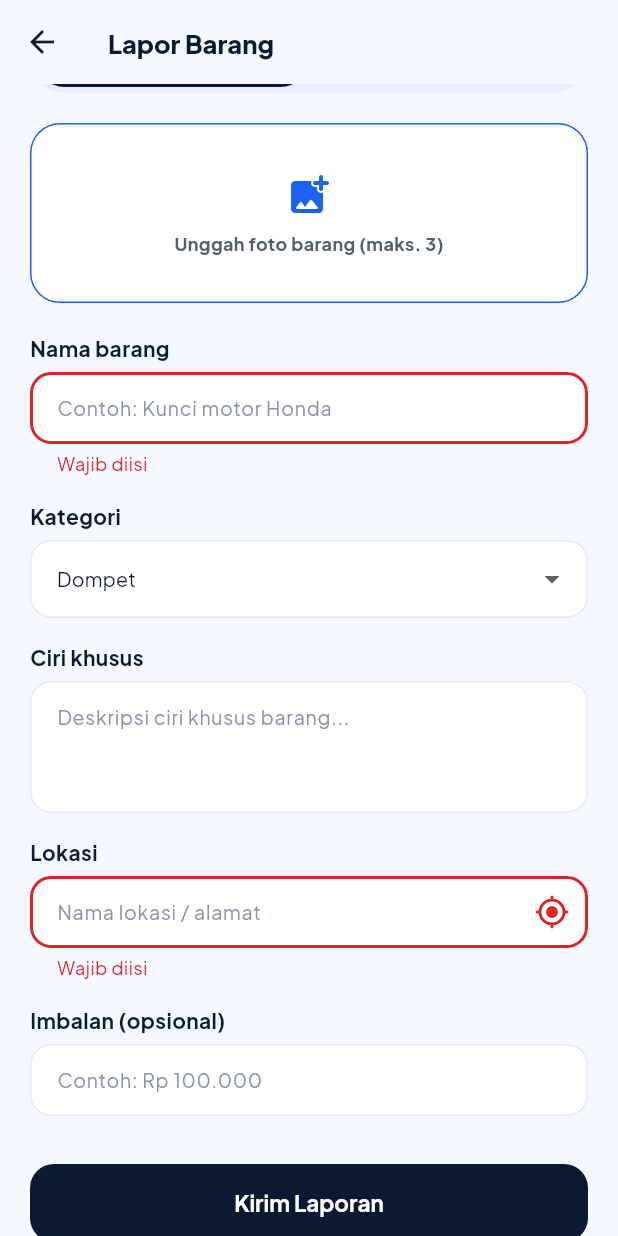
After one commit to Adityabeckham/FoundItApps, a Flutter app: the ReportFormScreen screen opened by its route, scrolled down 60 dp, after a tap on "Kirim Laporan", on a phone screen of 412 x 824 dp. The commit adds this screen. Run offline on Flutter 3.47's test engine with Material 3 defaults, Android fonts, the phone set to English and light mode, and no system bars; our stand-ins replace cloud_firestore, firebase_auth, firebase_core, firebase_storage, geolocator, google_sign_in and 1 more; accounts and stored records are empty.

Commit message:
feat: implement report form (lost/found) with validation and Firestore

```diff
--- a/lib/screens/dashboard_screen.dart
+++ b/lib/screens/dashboard_screen.dart
@@ -115,6 +115,10 @@ class _DashboardScreenState extends State<DashboardScreen> {
             AppBottomNav(
               selectedIndex: _navIndex,
               onTap: (index) {
+                if (index == 2) {
+                  Navigator.pushNamed(context, '/report');
+                  return;
+                }
                 if (index == 4) {
                   Navigator.pushNamed(context, '/profile');
                   return;
--- /dev/null
+++ b/lib/screens/report_form_screen.dart
@@ -0,0 +1,500 @@
+import 'dart:io';
+
+import 'package:cloud_firestore/cloud_firestore.dart';
+import 'package:firebase_auth/firebase_auth.dart';
+import 'package:firebase_storage/firebase_storage.dart';
+import 'package:flutter/foundation.dart';
+import 'package:flutter/material.dart';
+import 'package:geolocator/geolocator.dart';
+import 'package:image_picker/image_picker.dart';
+
+import '../data/firestore_collections.dart';
+import '../models/item_report.dart';
+import '../theme/app_colors.dart';
+import '../theme/app_spacing.dart';
+import '../theme/app_text_styles.dart';
+
+/// Form laporan barang hilang/ditemukan.
+class ReportFormScreen extends StatefulWidget {
+  const ReportFormScreen({super.key});
+
+  @override
+  State<ReportFormScreen> createState() => _ReportFormScreenState();
+}
+
+class _ReportFormScreenState extends State<ReportFormScreen> {
+  final GlobalKey<FormState> _formKey = GlobalKey<FormState>();
+  final TextEditingController _titleController = TextEditingController();
+  final TextEditingController _descController = TextEditingController();
+  final TextEditingController _locationController = TextEditingController();
+  final TextEditingController _rewardController = TextEditingController();
+
+  final ImagePicker _picker = ImagePicker();
+  final List<XFile> _photos = <XFile>[];
+  bool _isLost = true;
+  String _category = 'Dompet';
+  double? _latitude;
+  double? _longitude;
+  bool _submitting = false;
+
+  final List<TextEditingController> _questionControllers =
+      <TextEditingController>[TextEditingController()];
+
+  static const List<String> _categories = <String>[
+    'Dompet',
+    'Kunci',
+    'Elektronik',
+    'Tas',
+    'Aksesoris',
+    'Lainnya',
+  ];
+
+  @override
+  void dispose() {
+    _titleController.dispose();
+    _descController.dispose();
+    _locationController.dispose();
+    _rewardController.dispose();
+    for (final TextEditingController c in _questionControllers) {
+      c.dispose();
+    }
+    super.dispose();
+  }
+
+  Future<void> _pickPhotos() async {
+    if (_photos.length >= 3) {
+      ScaffoldMessenger.of(context).showSnackBar(
+        const SnackBar(content: Text('Maksimal 3 foto.')),
+      );
+      return;
+    }
+    final List<XFile> picked = await _picker.pickMultiImage(imageQuality: 80);
+    if (picked.isEmpty) return;
+    setState(() {
+      for (final XFile f in picked) {
+        if (_photos.length < 3) _photos.add(f);
+      }
+    });
+  }
+
+  Future<void> _useCurrentLocation() async {
+    try {
+      LocationPermission permission = await Geolocator.checkPermission();
+      if (permission == LocationPermission.denied) {
+        permission = await Geolocator.requestPermission();
+      }
+      if (permission == LocationPermission.denied ||
+          permission == LocationPermission.deniedForever) {
+        if (mounted) {
+          ScaffoldMessenger.of(context).showSnackBar(
+            const SnackBar(content: Text('Izin lokasi ditolak.')),
+          );
+        }
+        return;
+      }
+      final Position pos = await Geolocator.getCurrentPosition();
+      setState(() {
+        _latitude = pos.latitude;
+        _longitude = pos.longitude;
+        _locationController.text =
+            'Lat ${pos.latitude.toStringAsFixed(5)}, Lng ${pos.longitude.toStringAsFixed(5)}';
+      });
+    } catch (e) {
+      if (mounted) {
+        ScaffoldMessenger.of(context).showSnackBar(
+          SnackBar(content: Text('Gagal mendapatkan lokasi: $e')),
+        );
+      }
+    }
+  }
+
+  void _addQuestion() {
+    if (_questionControllers.length >= 3) return;
+    setState(() => _questionControllers.add(TextEditingController()));
+  }
+
+  void _removeQuestion(int index) {
+    if (_questionControllers.length <= 1) return;
+    setState(() {
+      _questionControllers[index].dispose();
+      _questionControllers.removeAt(index);
+    });
+  }
+
+  Future<List<String>> _uploadPhotos(String itemId) async {
+    final List<String> urls = <String>[];
+    for (int i = 0; i < _photos.length; i++) {
+      final Reference ref = FirebaseStorage.instance
+          .ref()
+          .child('items/$itemId/photo_$i.jpg');
+      if (kIsWeb) {
+        final bytes = await _photos[i].readAsBytes();
+        await ref.putData(bytes, SettableMetadata(contentType: 'image/jpeg'));
+      } else {
+        await ref.putFile(File(_photos[i].path));
+      }
+      urls.add(await ref.getDownloadURL());
+    }
+    return urls;
+  }
+
+  Future<void> _submit() async {
+    if (!_formKey.currentState!.validate()) return;
+    if (_photos.isEmpty) {
+      ScaffoldMessenger.of(context).showSnackBar(
+        const SnackBar(content: Text('Unggah minimal 1 foto barang.')),
+      );
+      return;
+    }
+    if (!_isLost) {
+      final bool hasQuestion = _questionControllers.any(
+        (TextEditingController c) => c.text.trim().isNotEmpty,
+      );
+      if (!hasQuestion) {
+        ScaffoldMessenger.of(context).showSnackBar(
+          const SnackBar(
+            content: Text('Buat minimal 1 pertanyaan rahasia.'),
+          ),
+        );
+        return;
+      }
+    }
+
+    setState(() => _submitting = true);
+    try {
+      final String uid = FirebaseAuth.instance.currentUser?.uid ?? 'anon';
+      final DocumentReference<Map<String, dynamic>> docRef =
+          FirebaseFirestore.instance.collection(FirestoreCollections.items).doc();
+      final List<String> urls = await _uploadPhotos(docRef.id);
+      final List<String> questions = _isLost
+          ? const <String>[]
+          : _questionControllers
+              .map((TextEditingController c) => c.text.trim())
+              .where((String q) => q.isNotEmpty)
+              .toList();
+
+      await docRef.set(<String, dynamic>{
+        'title': _titleController.text.trim(),
+        'location': _locationController.text.trim(),
+        'latitude': _latitude,
+        'longitude': _longitude,
+        'imageAsset': urls.isNotEmpty ? urls.first : null,
+        'imageUrl': urls.isNotEmpty ? urls.first : null,
+        'isLost': _isLost,
+        'category': _category,
+        'status': ReportStatus.open,
+        'secretQuestions': questions,
+        'reward': _rewardController.text.trim().isEmpty
+            ? null
+            : _rewardController.text.trim(),
+        'timeAgo': 'Baru saja',
+        'createdAt': FieldValue.serverTimestamp(),
+        'createdBy': uid,
+        'description': _descController.text.trim(),
+      });
+
+      if (!mounted) return;
+      ScaffoldMessenger.of(context).showSnackBar(
+        const SnackBar(content: Text('Laporan berhasil disimpan.')),
+      );
+      Navigator.pop(context);
+    } catch (e) {
+      if (mounted) {
+        ScaffoldMessenger.of(context).showSnackBar(
+          SnackBar(content: Text('Gagal menyimpan: $e')),
+        );
+      }
+    } finally {
+      if (mounted) setState(() => _submitting = false);
+    }
+  }
+
+  @override
+  Widget build(BuildContext context) {
+    return Scaffold(
+      backgroundColor: AppColors.bgScreen,
+      appBar: AppBar(title: const Text('Lapor Barang')),
+      body: SafeArea(
+        child: Form(
+          key: _formKey,
+          child: ListView(
+            padding: const EdgeInsets.all(AppSpacing.s20),
+            children: [
+              // Tipe laporan
+              Container(
+                padding: const EdgeInsets.all(4),
+                decoration: BoxDecoration(
+                  color: AppColors.bgSubtle,
+                  borderRadius: BorderRadius.circular(999),
+                ),
+                child: Row(
+                  children: [
+                    Expanded(
+                      child: GestureDetector(
+                        onTap: () => setState(() => _isLost = true),
+                        child: Container(
+                          padding: const EdgeInsets.symmetric(vertical: 11),
+                          decoration: BoxDecoration(
+                            color: _isLost ? AppColors.bgInverse : null,
+                            borderRadius: BorderRadius.circular(999),
+                          ),
+                          child: Center(
+                            child: Text(
+                              'Hilang',
+                              style: AppTextStyles.labelM12Semi.copyWith(
+                                color: _isLost
+                                    ? AppColors.textOnBrand
+                                    : AppColors.textSecondary,
+                              ),
+                            ),
+                          ),
+                        ),
+                      ),
+                    ),
+                    Expanded(
+                      child: GestureDetector(
+                        onTap: () => setState(() => _isLost = false),
+                        child: Container(
+                          padding: const EdgeInsets.symmetric(vertical: 11),
+                          decoration: BoxDecoration(
+                            color: !_isLost ? AppColors.bgInverse : null,
+                            borderRadius: BorderRadius.circular(999),
+                          ),
+                          child: Center(
+                            child: Text(
+                              'Ditemukan',
+                              style: AppTextStyles.labelM12Semi.copyWith(
+                                color: !_isLost
+                                    ? AppColors.textOnBrand
+                                    : AppColors.textSecondary,
+                              ),
+                            ),
+                          ),
+                        ),
+                      ),
+                    ),
+                  ],
+                ),
+              ),
+              const SizedBox(height: AppSpacing.s20),
+              // Foto
+              GestureDetector(
+                onTap: _pickPhotos,
+                child: Container(
+                  height: 120,
+                  decoration: BoxDecoration(
+                    color: AppColors.bgSurface,
+                    borderRadius: AppRadius.xlAll,
+                    border: Border.all(
+                      color: AppColors.borderBrand,
+                      style: BorderStyle.solid,
+                    ),
+                  ),
+                  child: _photos.isEmpty
+                      ? Column(
+                          mainAxisAlignment: MainAxisAlignment.center,
+                          children: [
+                            const Icon(
+                              Icons.add_photo_alternate_rounded,
+                              size: 32,
+                              color: AppColors.primary,
+                            ),
+                            const SizedBox(height: AppSpacing.s8),
+                            Text(
+                              'Unggah foto barang (maks. 3)',
+                              style: AppTextStyles.labelM12.copyWith(
+                                color: AppColors.textSecondary,
+                              ),
+                            ),
+                          ],
+                        )
+                      : ListView.builder(
+                          scrollDirection: Axis.horizontal,
+                          padding: const EdgeInsets.all(AppSpacing.s8),
+                          itemCount: _photos.length,
+                          itemBuilder: (context, index) => Padding(
+                            padding:
+                                const EdgeInsets.only(right: AppSpacing.s8),
+                            child: ClipRRect(
+                              borderRadius: AppRadius.lgAll,
+                              child: Image.file(
+                                File(_photos[index].path),
+                                width: 100,
+                                height: 100,
+                                fit: BoxFit.cover,
+                                errorBuilder: (c, e, s) => Container(
+                                  width: 100,
+                                  height: 100,
+                                  color: AppColors.bgSubtle,
+                                  child: const Icon(Icons.broken_image),
+                                ),
+                              ),
+                            ),
+                          ),
+                        ),
+                ),
+              ),
+              const SizedBox(height: AppSpacing.s20),
+              // Nama barang
+              _fieldLabel('Nama barang'),
+              TextFormField(
+                controller: _titleController,
+                style: AppTextStyles.bodyM13,
+                decoration: const InputDecoration(
+                  hintText: 'Contoh: Kunci motor Honda',
+                ),
+                validator: (String? v) =>
+                    (v == null || v.trim().isEmpty) ? 'Wajib diisi' : null,
+              ),
+              const SizedBox(height: AppSpacing.s16),
+              // Kategori
+              _fieldLabel('Kategori'),
+              DropdownButtonFormField<String>(
+                initialValue: _category,
+                decoration: const InputDecoration(),
+                items: _categories
+                    .map(
+                      (String c) => DropdownMenuItem<String>(
+                        value: c,
+                        child: Text(c, style: AppTextStyles.bodyM13),
+                      ),
+                    )
+                    .toList(),
+                onChanged: (String? v) {
+                  if (v != null) setState(() => _category = v);
+                },
+              ),
+              const SizedBox(height: AppSpacing.s16),
+              // Ciri khusus
+              _fieldLabel('Ciri khusus'),
+              TextFormField(
+                controller: _descController,
+                style: AppTextStyles.bodyM13,
+                maxLines: 3,
+                decoration: const InputDecoration(
+                  hintText: 'Deskripsi ciri khusus barang...',
+                ),
+              ),
+              const SizedBox(height: AppSpacing.s16),
+              // Lokasi
+              _fieldLabel('Lokasi'),
+              TextFormField(
+                controller: _locationController,
+                style: AppTextStyles.bodyM13,
+                decoration: InputDecoration(
+                  hintText: 'Nama lokasi / alamat',
+                  suffixIcon: IconButton(
+                    icon: const Icon(Icons.my_location_rounded),
+                    onPressed: _useCurrentLocation,
+                    tooltip: 'Gunakan lokasi saya',
+                  ),
+                ),
+                validator: (String? v) =>
+                    (v == null || v.trim().isEmpty) ? 'Wajib diisi' : null,
+              ),
+              const SizedBox(height: AppSpacing.s16),
+              // Imbalan
+              _fieldLabel('Imbalan (opsional)'),
+              TextFormField(
+                controller: _rewardController,
+                style: AppTextStyles.bodyM13,
+                decoration: const InputDecoration(
+                  hintText: 'Contoh: Rp 100.000',
+                ),
+              ),
+              // Pertanyaan rahasia (hanya Ditemukan)
+              if (!_isLost) ...[
+                const SizedBox(height: AppSpacing.s20),
+                Row(
+                  children: [
+                    Text('Pertanyaan Rahasia', style: AppTextStyles.titleM14),
+                    const Spacer(),
+                    if (_questionControllers.length < 3)
+                      TextButton.icon(
+                        onPressed: _addQuestion,
+                        icon: const Icon(Icons.add_rounded, size: 16),
+                        label: Text(
+                          'Tambah',
+                          style: AppTextStyles.labelM12.copyWith(
+                            color: AppColors.primary,
+                          ),
+                        ),
+                      ),
+                  ],
+                ),
+                const SizedBox(height: AppSpacing.s8),
+                ...List<Widget>.generate(_questionControllers.length, (int i) {
+                  return Padding(
+                    padding: const EdgeInsets.only(bottom: AppSpacing.s8),
+                    child: Row(
+                      children: [
+                        Expanded(
+                          child: TextField(
+                            controller: _questionControllers[i],
+                            style: AppTextStyles.bodyM13,
+                            decoration: InputDecoration(
+                              hintText: 'Pertanyaan ${i + 1}',
+                            ),
+                          ),
+                        ),
+                        if (_questionControllers.length > 1)
+                          IconButton(
+                            icon: const Icon(
+                              Icons.remove_circle_outline_rounded,
+                              color: AppColors.error,
+                            ),
+                            onPressed: () => _removeQuestion(i),
+                          ),
+                      ],
+                    ),
+                  );
+                }),
+                Text(
+                  'Minimal 1 pertanyaan (maks. 3).',
+                  style: AppTextStyles.caption10,
+                ),
+              ],
+              const SizedBox(height: AppSpacing.s32),
+              SizedBox(
+                width: double.infinity,
+                height: 52,
+                child: ElevatedButton(
+                  onPressed: _submitting ? null : _submit,
+                  style: ElevatedButton.styleFrom(
+                    backgroundColor: AppColors.bgInverse,
+                    shape: RoundedRectangleBorder(
+                      borderRadius: BorderRadius.circular(16),
+                    ),
+                  ),
+                  child: _submitting
+                      ? const SizedBox(
+                          width: 22,
+                          height: 22,
+                          child: CircularProgressIndicator(
+                            strokeWidth: 2,
+                            color: Colors.white,
+                          ),
+                        )
+                      : Text(
+                          'Kirim Laporan',
+                          style: AppTextStyles.labelXl15.copyWith(
+                            color: Colors.white,
+                          ),
+                        ),
+                ),
+              ),
+              const SizedBox(height: AppSpacing.s20),
+            ],
+          ),
+        ),
+      ),
+    );
+  }
+
+  Widget _fieldLabel(String text) {
+    return Padding(
+      padding: const EdgeInsets.only(bottom: AppSpacing.s6),
+      child: Text(text, style: AppTextStyles.titleM14),
+    );
+  }
+}
--- a/lib/utils/app_router.dart
+++ b/lib/utils/app_router.dart
@@ -7,6 +7,7 @@ import '../screens/profile_screen.dart';
 import '../models/item_report.dart';
 import '../screens/onboarding1_screen.dart';
 import '../screens/onboarding2_screen.dart';
+import '../screens/report_form_screen.dart';
 import '../utils/app_transitions.dart';
 
 /// Route table terpusat FoundIt.
@@ -28,6 +29,9 @@ class AppRouter {
       case '/profile':
         page = const ProfileScreen();
         break;
+      case '/report':
+        page = const ReportFormScreen();
+        break;
       case '/detail':
         page = DetailReportScreen(
           report: settings.arguments as ItemReport?,
```
